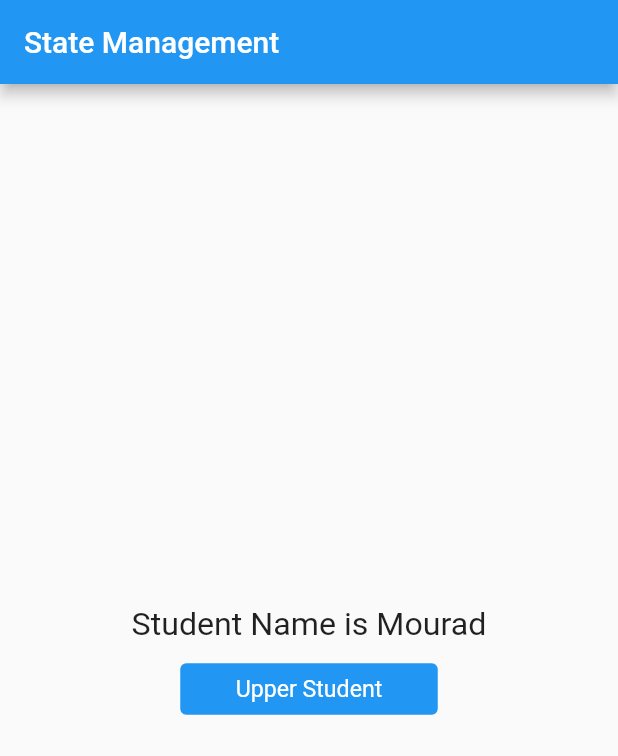
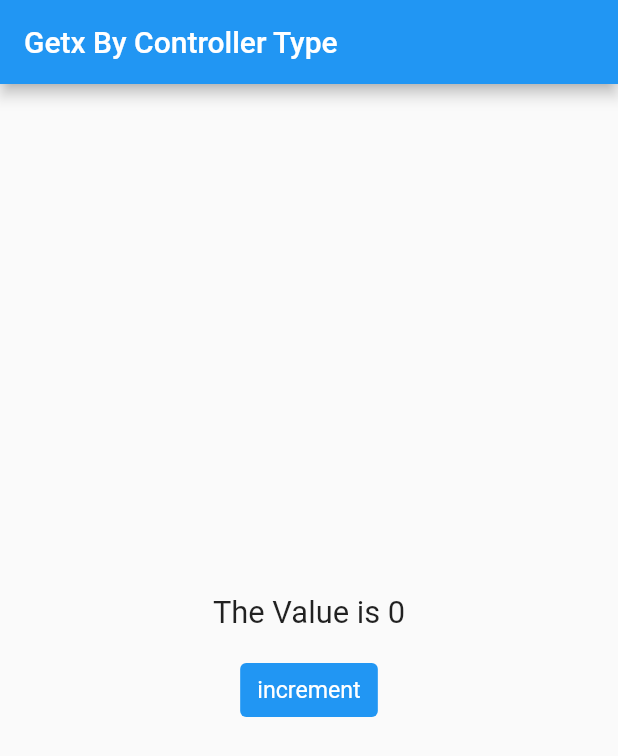
Before and after one commit to mouradneb/getx_training, a Flutter app: the screen it shows after launch, on a phone screen of 412 x 824 dp. Shown: the top 756 px of the screen. Run offline on Flutter 3.47's test engine with Material 2 defaults, Android fonts, the light colour scheme and no system bars; our stand-ins replace flutter_screenutil, get.

Commit message:
Getx with Controller Type

```diff
--- /dev/null
+++ b/lib/09_separate_uicode_business/my_controller.dart
@@ -0,0 +1,19 @@
+import 'package:get/get.dart';
+import 'package:getx_training/09_separate_uicode_business/student.dart';
+
+class MyController extends GetxController {
+  // 09 - 01
+  // Student student = new Student();
+
+  // void convertUpperCase() {
+  //   student.name.value = student.name.value.toUpperCase();
+  // }
+
+  var student = Student(name: "Mourad", age: 46).obs;
+
+  void convertUpperCase() {
+    student.update((s) {
+      s?.name = s.name.toString().toUpperCase();
+    });
+  }
+}
--- /dev/null
+++ b/lib/09_separate_uicode_business/student.dart
@@ -0,0 +1,12 @@
+import 'package:get/get.dart';
+
+class Student {
+  // 09 - 01
+  // var name = "Mourad".obs;
+  // var age = 6.obs;
+
+  var name;
+  var age;
+
+  Student({this.name, this.age});
+}
--- /dev/null
+++ b/lib/10-Getx_with_Controller_Type/10_getx_controller_type.dart
@@ -0,0 +1,54 @@
+import 'package:flutter/material.dart';
+import 'package:flutter_screenutil/flutter_screenutil.dart';
+import 'package:get/get.dart';
+import 'package:getx_training/widgets/custom_text_button.dart';
+
+import 'my_controller.dart';
+
+class GetxControllerType_10 extends StatelessWidget {
+  // const GetxControllerType_10({Key? key}) : super(key: key);
+
+  MyController myController = Get.put(MyController()); // 10 - 02
+
+  @override
+  Widget build(BuildContext context) {
+    return ScreenUtilInit(
+        designSize: Size(360, 960),
+        builder: () => GetMaterialApp(
+              home: SafeArea(
+                child: Scaffold(
+                  appBar: AppBar(
+                    title: Text("Getx By Controller Type"),
+                  ),
+                  body: Center(
+                    child: Column(
+                      mainAxisAlignment: MainAxisAlignment.center,
+                      children: [
+                        GetX<MyController>(
+                          // init: MyController(), // deactivate 10 - 02
+                          builder: (controller) {
+                            return Text(
+                              // "The Value is ${controller.count}",
+                              "The Value is ${myController.count}", // 10 - 02
+
+                              style: TextStyle(fontSize: 24.sp),
+                            );
+                          },
+                        ),
+                        SizedBox(
+                          height: 16,
+                        ),
+                        CustomTextButton(
+                            text: "increment",
+                            onPressed: () {
+                              // Get.find<MyController>().increment();
+                              myController.increment(); // 10 - 02
+                            })
+                      ],
+                    ),
+                  ),
+                ),
+              ),
+            ));
+  }
+}
--- /dev/null
+++ b/lib/10-Getx_with_Controller_Type/my_controller.dart
@@ -0,0 +1,9 @@
+import 'package:get/get.dart';
+
+class MyController extends GetxController {
+  var count = 0.obs;
+
+  void increment() {
+    count++;
+  }
+}
--- a/lib/main.dart
+++ b/lib/main.dart
@@ -3,7 +3,10 @@ import 'package:flutter_screenutil/flutter_screenutil.dart';
 import 'package:get/get.dart';
 import 'package:getx_training/07_state_management_obx.dart';
 import 'package:getx_training/08_obx_custom_class/08_obx_custom_class.dart';
+import 'package:getx_training/09_separate_uicode_business/09_uicode_business_logic.dart';
 import 'package:getx_training/widgets/custom_text_button.dart';
+
+import '10-Getx_with_Controller_Type/10_getx_controller_type.dart';
 
 void main() => runApp(MyApp());
 
@@ -11,6 +14,8 @@ class MyApp extends StatelessWidget {
   @override
   Widget build(BuildContext context) {
     return // StateManagement_Obx_07()
-        ObxCustomClass_08();
+        // ObxCustomClass_08();
+        // UiCodeBusinessLogic_09();
+        GetxControllerType_10();
   }
 }
```
Also changed, not shown: lib/09_separate_uicode_business/09_uicode_business_logic.dart (added, +42 -0 lines).
